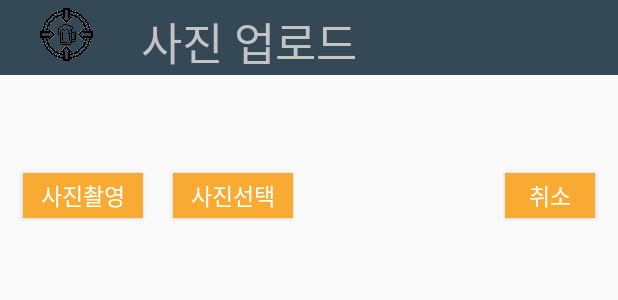
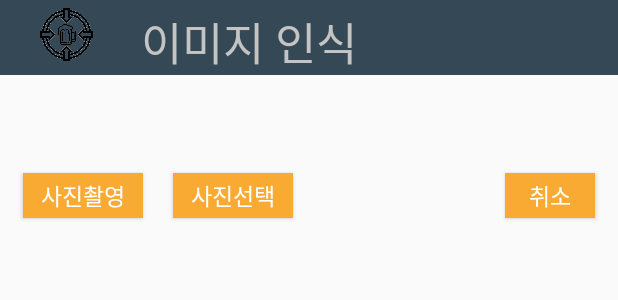
Before and after one commit to running-machine/beerism, an Android app: the layout dialog_detection.xml on its own in the app's theme, with its tools: preview values and no code run, on a phone screen of 412 x 824 dp. Shown: the top 300 px of the screen. Run offline under Robolectric (Android 15) with nearby library versions, the phone set to English and light mode, and no system bars.

Commit message:
중간 수정

```diff
--- a/app/build.gradle
+++ b/app/build.gradle
@@ -59,5 +59,6 @@ dependencies {
     implementation 'com.github.clans:fab:1.6.4'
     implementation 'com.rom4ek:arcnavigationview:1.0.3'
     implementation 'com.tomer:fadingtextview:2.5'
+    implementation 'com.github.zhaozhentao:InboxLayout:cb8433f254'
 }
 apply plugin: 'com.google.gms.google-services'
--- a/app/src/main/res/layout/activity_beer_list.xml
+++ b/app/src/main/res/layout/activity_beer_list.xml
@@ -43,7 +43,7 @@
             android:layout_height="wrap_content">
         </LinearLayout>
     </com.zzt.inbox.widget.InboxBackgroundScrollView>
-    <com.zzt.inbox.widget.InboxLayoutListView
+    <androidx.recyclerview.widget.RecyclerView
         android:id="@+id/beerRec"
         android:layout_width="match_parent"
         android:layout_height="match_parent"
@@ -51,5 +51,5 @@
         app:layout_constraintEnd_toEndOf="parent"
         app:layout_constraintStart_toStartOf="parent"
         app:layout_constraintTop_toTopOf="parent">
-    </com.zzt.inbox.widget.InboxLayoutListView>
+    </androidx.recyclerview.widget.RecyclerView>
 </LinearLayout>
--- a/app/src/main/res/layout/dialog_detection.xml
+++ b/app/src/main/res/layout/dialog_detection.xml
@@ -21,7 +21,7 @@
             android:layout_height="wrap_content"
             android:layout_weight="8"
             android:layout_margin="5dp"
-            android:text="사진 업로드"
+            android:text="이미지 인식"
             android:textColor="#c4c4c4"
             android:textSize="30dp"
             />
```
